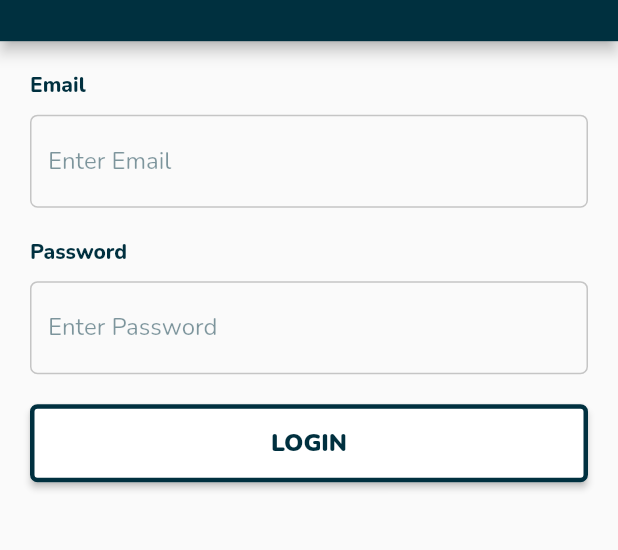
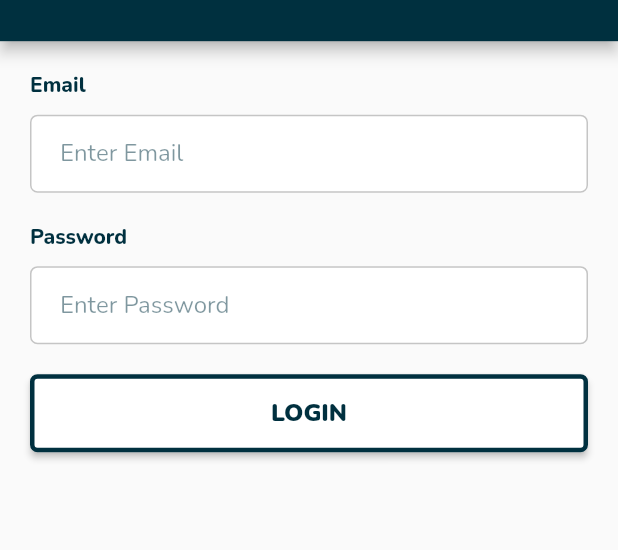
Before and after one commit to hadi-darwish/updown, a Flutter app: the screen it shows after launch, on a phone screen of 412 x 824 dp, the part 164-714 px from its top. Run offline on Flutter 3.47's test engine with Material 2 defaults, Android fonts, the light colour scheme and no system bars; our stand-ins replace flutter_svg.

Commit message:
Frontend - Mobile => adding styles of labeled input widget

```diff
--- a/frontend/mobile/updown/lib/widgets/input.dart
+++ b/frontend/mobile/updown/lib/widgets/input.dart
@@ -34,6 +34,10 @@ class LabeledInput extends StatelessWidget {
               cursorWidth: 3,
               cursorRadius: const Radius.circular(5),
               decoration: InputDecoration(
+                filled: true,
+                fillColor: Colors.white,
+                contentPadding:
+                    const EdgeInsets.symmetric(vertical: 15, horizontal: 20),
                 border: OutlineInputBorder(
                   borderRadius: BorderRadius.circular(5),
                   borderSide: const BorderSide(
```
